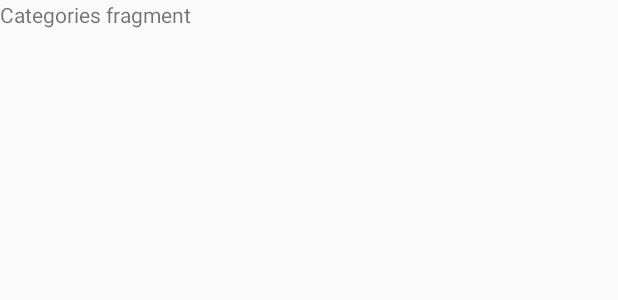
After one commit to FutureAndroidDeveloper/Cookbook, an Android app: the layout fragment_categories.xml on its own in the app's theme, with its tools: preview values and no code run, on a phone screen of 412 x 824 dp. The commit adds this screen. Shown: the top 300 px of the screen. Run offline under Robolectric (Android 15) with nearby library versions, the phone set to English and light mode, and no system bars.

Commit message:
Create ViewPager

```diff
--- /dev/null
+++ b/app/src/main/res/layout/fragment_categories.xml
@@ -0,0 +1,14 @@
+<?xml version="1.0" encoding="utf-8"?>
+<FrameLayout xmlns:android="http://schemas.android.com/apk/res/android"
+    xmlns:tools="http://schemas.android.com/tools"
+    android:layout_width="match_parent"
+    android:layout_height="match_parent"
+    tools:context=".CategoriesFragment">
+
+    <!-- TODO: Update blank fragment layout -->
+    <TextView
+        android:layout_width="match_parent"
+        android:layout_height="match_parent"
+        android:text="@string/categories_title" />
+
+</FrameLayout>
--- a/app/src/main/res/values/strings.xml
+++ b/app/src/main/res/values/strings.xml
@@ -2,6 +2,7 @@
     <string name="app_name">Cookbook</string>
 
     <!-- TODO: Remove or change this placeholder text -->
+    <string name="categories_title">Categories fragment</string>
     <string name="favorite_title">Favorite fragment</string>
     <string name="store_title">Store fragment</string>
 
```
Also changed, not shown: app/src/main/java/com/example/kirill/cookbook/CategoriesFragment.java (added, +29 -0 lines), app/src/main/java/com/example/kirill/cookbook/MainActivity.java (+8 -0 lines), app/src/main/java/com/example/kirill/cookbook/SectionsPagerAdapter.java (added, +32 -0 lines), app/src/main/res/layout/activity_main.xml (+5 -6 lines).
